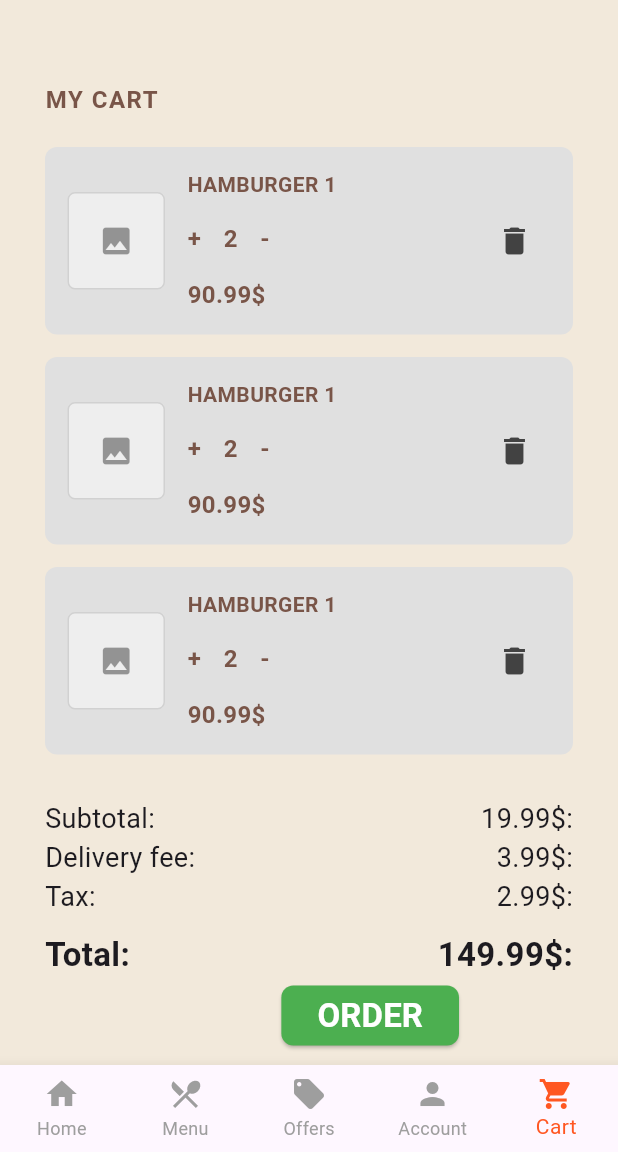
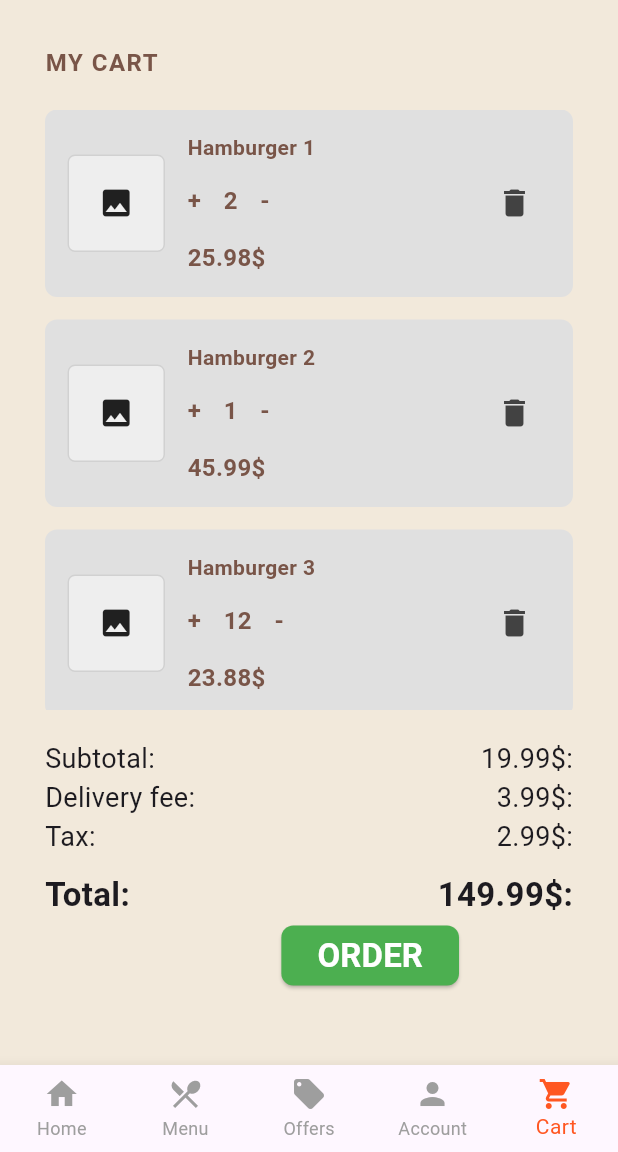
Before and after one commit to k-kukes/YumBurger, a Flutter app: the screen it shows after launch, item 5 of the bottom bar chosen, on a phone screen of 412 x 824 dp, the part 84-1236 px from its top. Run offline on Flutter 3.47's test engine with Material 3 defaults, Android fonts, the light colour scheme and no system bars; our stand-ins replace cloud_firestore, firebase_core, google_fonts; accounts and stored records are empty.

Commit message:
feat: dynamically loaded cart

```diff
--- a/yum_burger/lib/Views/cart.dart
+++ b/yum_burger/lib/Views/cart.dart
@@ -8,6 +8,26 @@ class MyCartPage extends StatefulWidget {
 }
 
 class _MyCartPageState extends State<MyCartPage> {
+  List<Map<String, dynamic>> cartItems = [
+    {
+      "name": "Hamburger 1",
+      "quantity": 2,
+      "base_price": 12.99,
+      "image": null,
+    },
+    {
+      "name": "Hamburger 2",
+      "quantity": 1,
+      "base_price": 45.99,
+      "image": null,
+    },
+    {
+      "name": "Hamburger 3",
+      "quantity": 12,
+      "base_price": 1.99,
+      "image": null,
+    }
+  ];
   @override
   Widget build(BuildContext context) {
     return Scaffold(
@@ -17,7 +37,6 @@ class _MyCartPageState extends State<MyCartPage> {
         child: Column(
           crossAxisAlignment: CrossAxisAlignment.start,
           children: [
-            SizedBox(height: 25),
             Text("MY CART",
             style: TextStyle(
               color: Colors.brown,
@@ -27,12 +46,19 @@ class _MyCartPageState extends State<MyCartPage> {
             ),
             ),
             SizedBox(height: 20),
-            _buildCartItems(),
-            SizedBox(height: 15,),
-            _buildCartItems(),
-            SizedBox(height: 15,),
-            _buildCartItems(),
-            SizedBox(height: 30,),
+            SizedBox(
+              height: 400,
+              child: ListView.builder(
+                itemCount: cartItems.length,
+                  itemBuilder: (context, index) {
+                  return Padding(
+                      padding: EdgeInsets.only(bottom:15),
+                    child: _buildCartItems(cartItems[index]),
+                  );
+                  }
+              ),
+            ),
+            SizedBox(height: 20,),
             Row(
               mainAxisAlignment: MainAxisAlignment.spaceBetween,
               children: [
@@ -92,14 +118,14 @@ class _MyCartPageState extends State<MyCartPage> {
   }
 }
 
-Widget _buildCartItems() {
+Widget _buildCartItems(Map<String, dynamic> cartItem) {
   return Container(
     width: 500,
     height: 125,
     padding: EdgeInsets.all(15),
     decoration: BoxDecoration(
       color: Colors.grey[300],
-      borderRadius: BorderRadiusGeometry.circular(8),
+      borderRadius: BorderRadius.circular(8),
     ),
     child: Row(
       children: [
@@ -108,10 +134,10 @@ Widget _buildCartItems() {
           height: 65,
           decoration: BoxDecoration(
             color: Colors.grey[200],
-            borderRadius: BorderRadiusGeometry.circular(5),
+            borderRadius: BorderRadius.circular(5),
             border: Border.all(color: Colors.black12),
           ),
-          child: Icon(Icons.image, color: Colors.black38,),
+          child: cartItem['image'] == null ? Icon(Icons.image) : Image.network(cartItem['image']),
         ),
         SizedBox(width: 15,),
         Expanded(
@@ -119,7 +145,7 @@ Widget _buildCartItems() {
               crossAxisAlignment: CrossAxisAlignment.start,
               mainAxisAlignment: MainAxisAlignment.spaceBetween,
               children: [
-                Text("HAMBURGER 1",
+                Text("${cartItem['name']}",
                 style: TextStyle(
                   color: Colors.brown,
                   fontWeight: FontWeight.bold,
@@ -134,7 +160,7 @@ Widget _buildCartItems() {
                         fontSize: 16
                     ),),
                     SizedBox(width: 15,),
-                    Text("2", style:TextStyle(
+                    Text("${cartItem['quantity']}", style:TextStyle(
                       color: Colors.brown,
                       fontWeight: FontWeight.bold,
                       fontSize: 16
@@ -147,7 +173,7 @@ Widget _buildCartItems() {
                     ),)
                   ],
                 ),
-                Text("90.99\$",style:TextStyle(
+                Text("${cartItem['base_price'] * cartItem['quantity']}\$",style:TextStyle(
                     color: Colors.brown,
                     fontWeight: FontWeight.bold,
                     fontSize: 16
```
